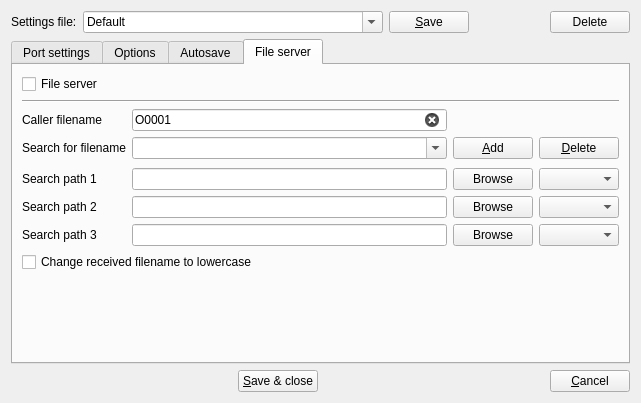
Before: the Qt Designer form src/serialportconfigdialog.ui in GCodeProjects/GCodeWorkShop, drawn with Qt 5.
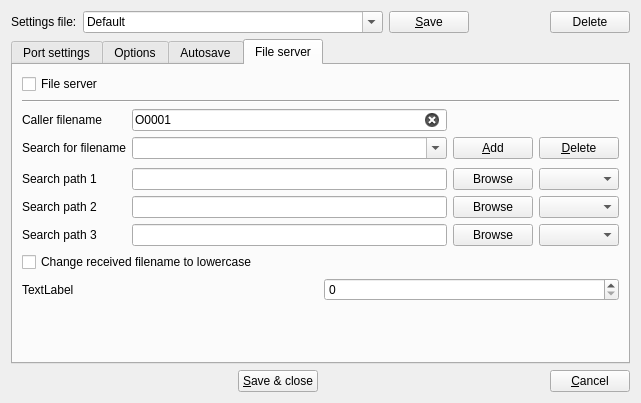
After: the same form once the commit is applied. The open tabs and pages were chosen to show the change. Icons and pictures are not drawn.

The edit to the form file:
```diff
--- a/src/serialportconfigdialog.ui
+++ b/src/serialportconfigdialog.ui
@@ -1317,6 +1317,20 @@
          </item>
         </layout>
        </item>
+       <item>
+        <layout class="QHBoxLayout" name="horizontalLayout_7">
+         <item>
+          <widget class="QLabel" name="label_16">
+           <property name="text">
+            <string>TextLabel</string>
+           </property>
+          </widget>
+         </item>
+         <item>
+          <widget class="QSpinBox" name="spinBox"/>
+         </item>
+        </layout>
+       </item>
        <item>
         <spacer name="verticalSpacer_5">
          <property name="orientation">
```
Left out of the diff: 36 changed lines with no effect on the pictures. Lines whose indentation alone changed are shown as unchanged.
